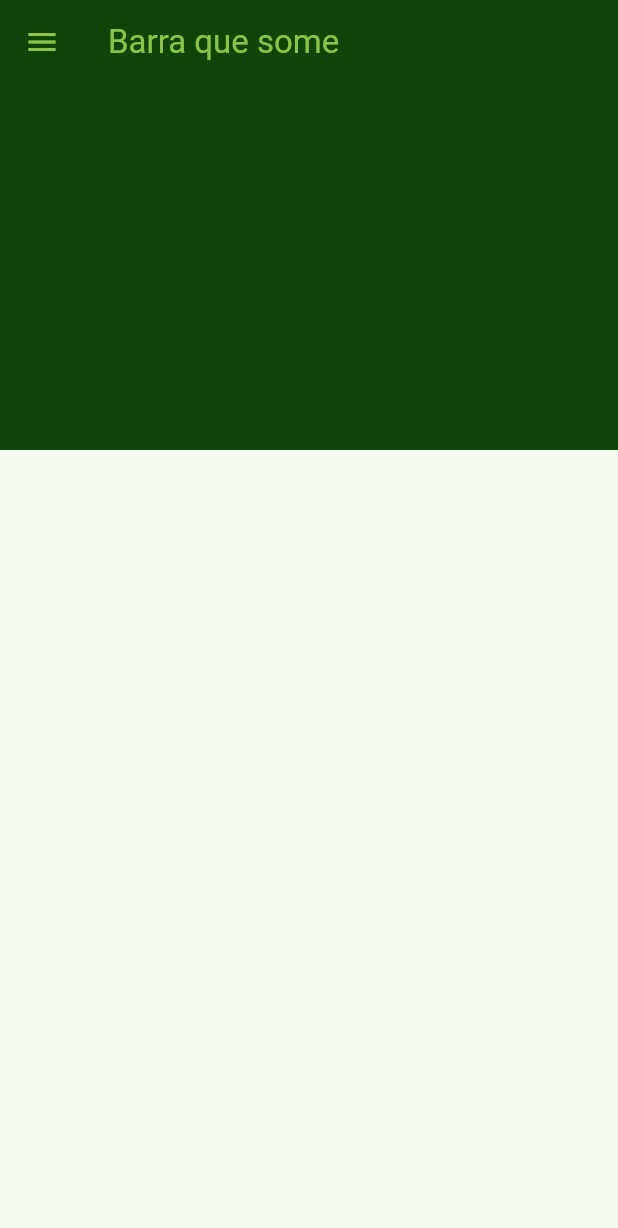
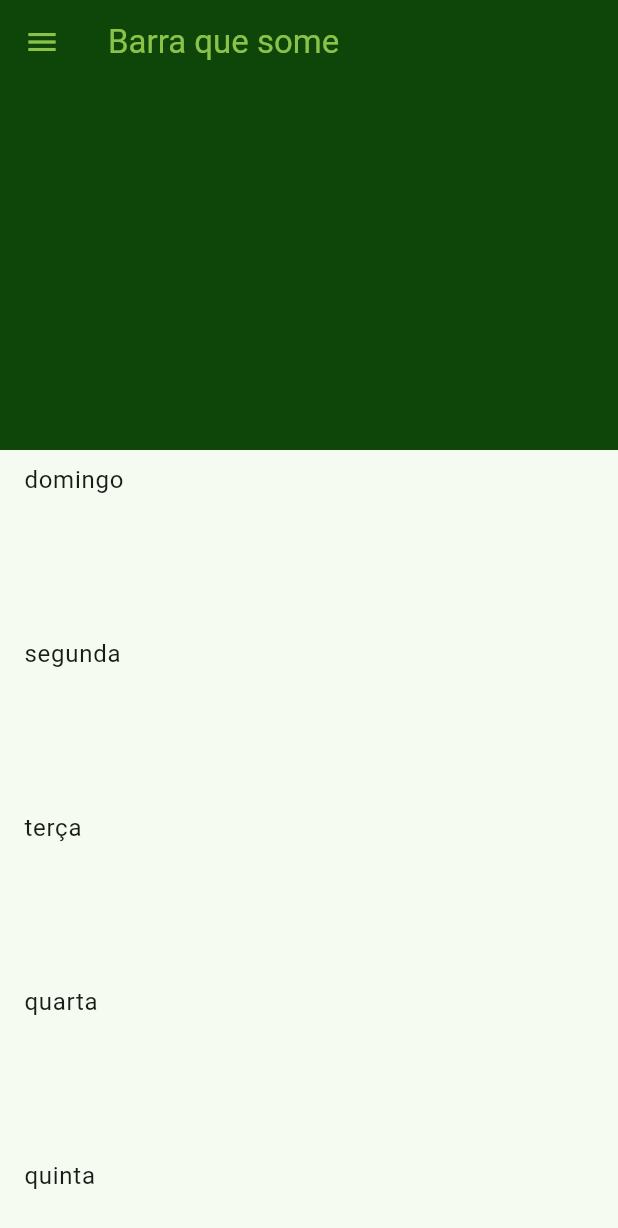
Before and after one commit to KevenChalesPereira/flutter_aula_11_2, a Flutter app: the screen it shows after launch, on a phone screen of 412 x 824 dp. Shown: the top 1228 px of the screen. Run offline on Flutter 3.47's test engine with Material 3 defaults, Android fonts, the phone set to English and light mode, and no system bars.

Commit message:
Resolução exercício

```diff
--- a/lib/listasliver.dart
+++ b/lib/listasliver.dart
@@ -19,7 +19,7 @@ class ListaSliver extends StatelessWidget {
       delegate:
           SliverChildBuilderDelegate(childCount: dias.length, (context, index) {
         return ListTile(
-          title: Text(dias[index]),
+          title: Container(height: 100, child: Text(dias[index])),
         );
       }),
     );
--- a/lib/main.dart
+++ b/lib/main.dart
@@ -29,8 +29,8 @@ class MyApp extends StatelessWidget {
         //
         // This works for code too, not just values: Most code changes can be
         // tested with just a hot reload.
-        colorScheme:
-            ColorScheme.fromSeed(seedColor: const Color.fromARGB(255, 4, 64, 27)),
+        colorScheme: ColorScheme.fromSeed(
+            seedColor: const Color.fromARGB(255, 4, 64, 27)),
         useMaterial3: true,
       ),
       home: const MyHomePage(title: 'Flutter Demo Home Page'),
@@ -78,19 +78,19 @@ class _MyHomePageState extends State<MyHomePage> {
     // The Flutter framework has been optimized to make rerunning build methods
     // fast, so that you can just rebuild anything that needs updating rather
     // than having to individually change instances of widgets.
-    return const Scaffold(
+    return Scaffold(
       body: CustomScrollView(
         slivers: [
-          SliverAppBar(
+          const SliverAppBar(
             foregroundColor: Colors.lightGreen,
             backgroundColor: Color.fromARGB(255, 14, 70, 10),
             leading: Icon(Icons.menu),
             title: Text('Barra que some'),
             expandedHeight: 300,
-            collapsedHeight: 150,
+            collapsedHeight: 60,
             floating: false,
           ),
-          // ListaSliver(),
+          ListaSliver(),
         ],
       ),
     );
```
